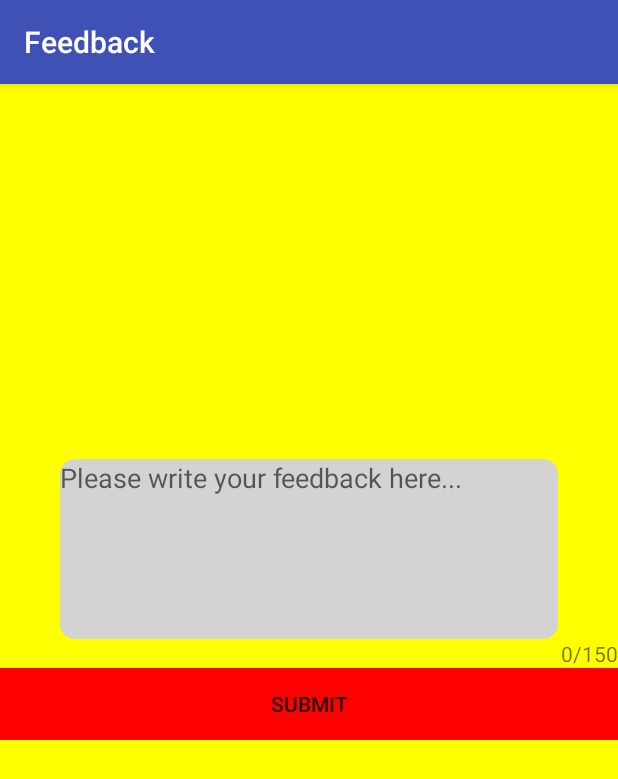
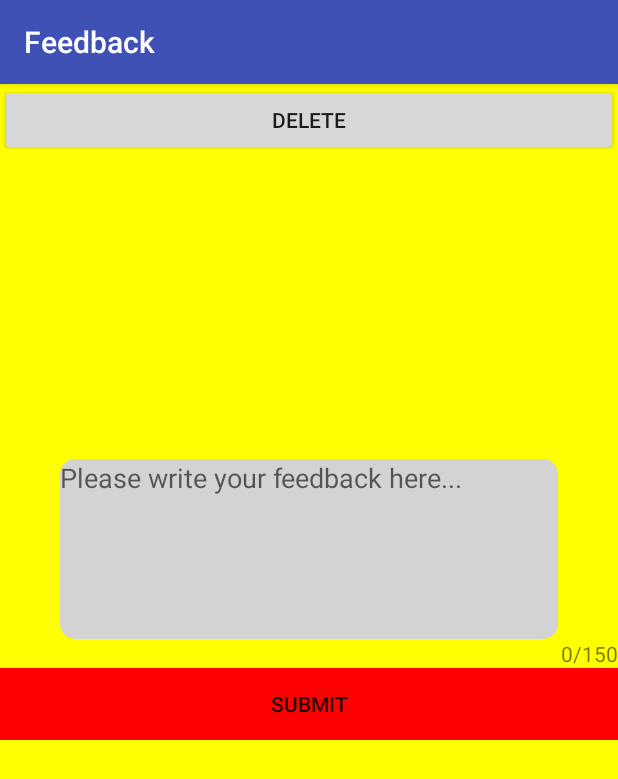
Before and after one commit to karthik-r14/Forms, an Android app: the FeedbackActivity screen opened directly, with no data from a screen before it, on a phone screen of 412 x 824 dp. Shown: the top 779 px of the screen. Run offline under Robolectric (Android 15) with nearby library versions, the phone set to English and light mode, and no system bars; our stand-ins replace ButterKnife, Firebase (no records; nobody signed in at launch, a user with empty details on screens opened directly); 1 statement that could not run was skipped.

```diff
--- a/app/src/main/java/com/userdetails/forms/view/feedback/FeedbackActivity.java
+++ b/app/src/main/java/com/userdetails/forms/view/feedback/FeedbackActivity.java
@@ -6,7 +6,6 @@ import android.os.Bundle;
 import android.support.annotation.StringRes;
 import android.support.v7.app.AppCompatActivity;
 import android.util.Log;
-import android.view.View;
 import android.view.animation.Animation;
 import android.view.animation.AnimationUtils;
 import android.widget.EditText;
@@ -54,6 +53,7 @@ public class FeedbackActivity extends AppCompatActivity implements FeedbackView
     private DatabaseReference mDatabase;
     private String TAG = FeedbackActivity.class.getSimpleName();
     private String feedbackId;
+    private ArrayList<String> feedback;
 
     @Override
     protected void onCreate(Bundle savedInstanceState) {
@@ -64,11 +64,12 @@ public class FeedbackActivity extends AppCompatActivity implements FeedbackView
 
         progressBar.setVisibility(VISIBLE);
         mDatabase = FirebaseDatabase.getInstance().getReference();
+        feedback = new ArrayList<>();
 
         ValueEventListener feedbackListener = new ValueEventListener() {
             @Override
             public void onDataChange(DataSnapshot dataSnapshot) {
-                ArrayList<String> feedback = (ArrayList<String>) dataSnapshot.child(FEEDBACK).getValue();
+                feedback = (ArrayList<String>) dataSnapshot.child(FEEDBACK).getValue();
                 feedbackId = Integer.toString(feedback.size());
                 progressBar.setVisibility(GONE);
                 feedbackLayout.setVisibility(VISIBLE);
@@ -81,7 +82,8 @@ public class FeedbackActivity extends AppCompatActivity implements FeedbackView
                 Log.d(TAG, "loadFeedback:onCancelled", databaseError.toException());
             }
         };
-        mDatabase.addListenerForSingleValueEvent(feedbackListener);
+       mDatabase.addValueEventListener(feedbackListener);
+       //mDatabase.addListenerForSingleValueEvent(feedbackListener);
     }
 
     @OnClick(R.id.submit_button)
@@ -127,6 +129,15 @@ public class FeedbackActivity extends AppCompatActivity implements FeedbackView
         mDatabase.child(FEEDBACK).child(feedbackId).setValue(feedbackText);
     }
 
+    @OnClick(R.id.delete_button)
+    public void onDeleteButtonClick() {
+        for (int i = 0; i < feedback.size(); ++i) {
+            if(feedback.get(i) != null && feedback.get(i).length() < 10 ) {
+                mDatabase.child(FEEDBACK).child(Integer.toString(i)).removeValue();
+            }
+        }
+        finish();
+    }
 
     private boolean isConnectivityAvailable() {
         ConnectivityManager connectivityManager = (ConnectivityManager) getApplicationContext().getSystemService(CONNECTIVITY_SERVICE);
--- a/app/src/main/res/layout/activity_feedback.xml
+++ b/app/src/main/res/layout/activity_feedback.xml
@@ -73,10 +73,14 @@
         android:background="@color/red"
         android:text="@string/submit"/>
 
-    </LinearLayout>
+      </LinearLayout>
 
 
-
+      <Button
+        android:id="@+id/delete_button"
+        android:layout_width="match_parent"
+        android:layout_height="wrap_content"
+        android:text="DELETE"/>
 
   </RelativeLayout>
 
--- a/build.gradle
+++ b/build.gradle
@@ -5,7 +5,7 @@ buildscript {
         jcenter()
     }
     dependencies {
-        classpath 'com.android.tools.build:gradle:2.3.1'
+        classpath 'com.android.tools.build:gradle:2.3.3'
         classpath 'com.google.gms:google-services:3.0.0'
 
         // NOTE: Do not place your application dependencies here; they belong
```
Also changed, not shown: app/src/main/java/com/userdetails/forms/view/more/CustomPagerAdapter.java (+9 -1 lines), app/src/main/java/com/userdetails/forms/view/more/MyFragment.java (added, +25 -0 lines), app/src/main/res/layout/fragment_my.xml (added, +13 -0 lines), 1 other file.
